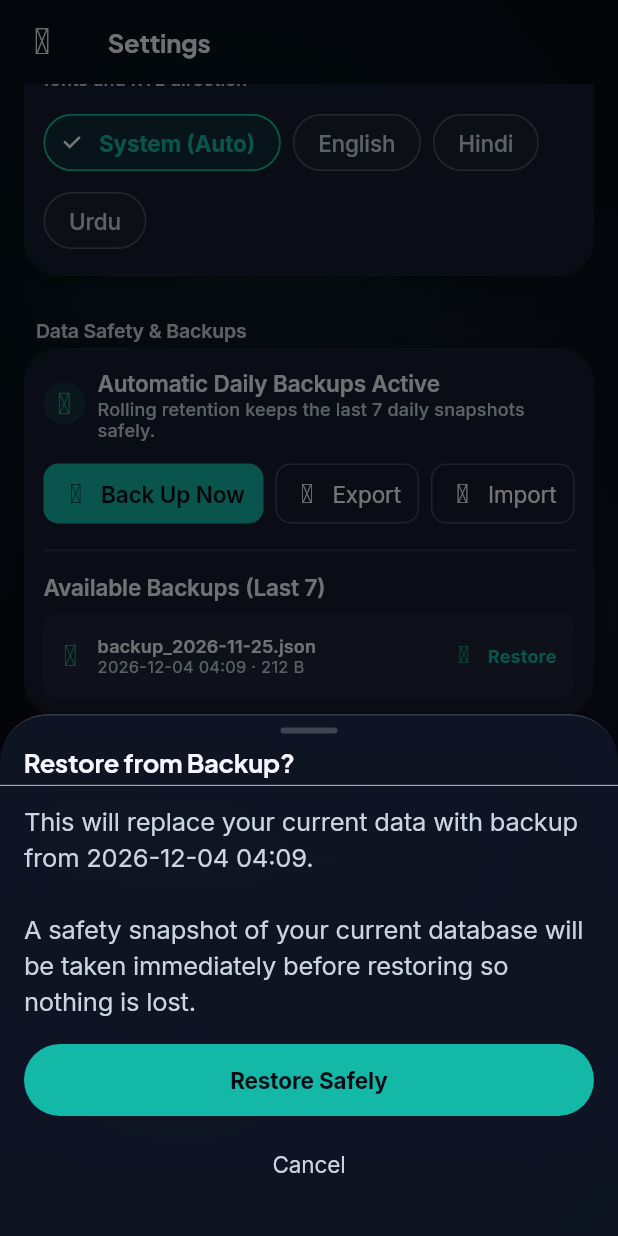
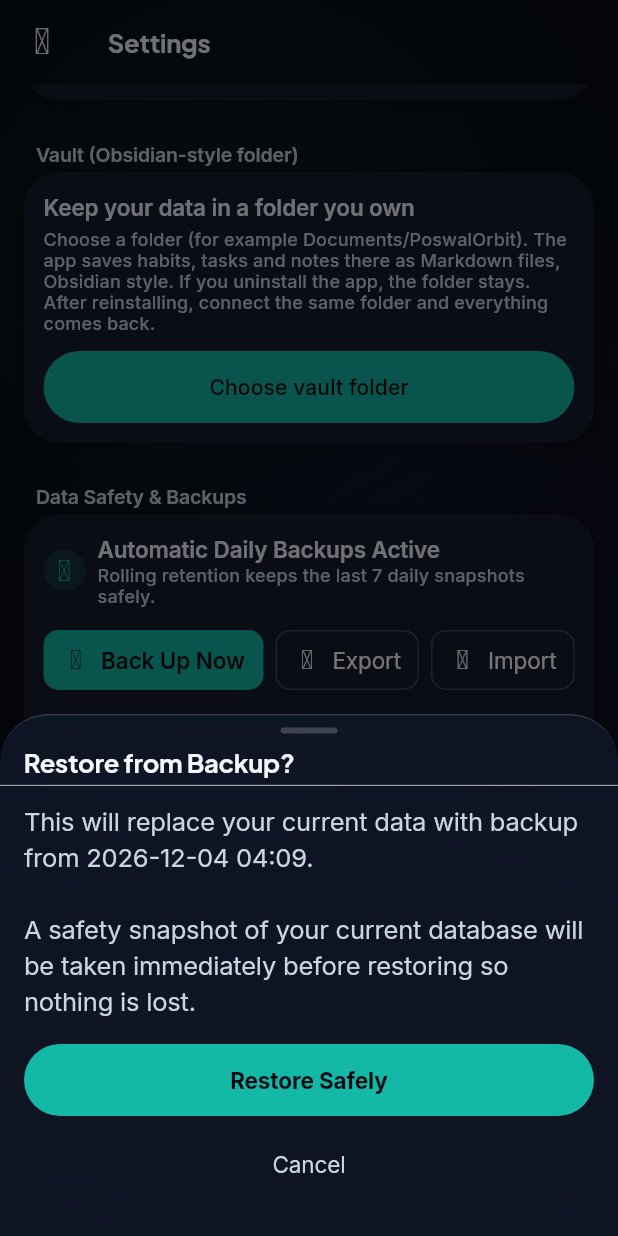
Before and after one commit to officialtofeekposwal/poswal-orbit, a Flutter app: the SettingsScreen screen opened directly, scrolled down 1152 dp, after a tap on "Restore", on a phone screen of 412 x 824 dp. Run offline on Flutter 3.47's test engine with Material 3 defaults, Android fonts, the phone set to English and light mode, and no system bars; our stand-ins replace drift, drift_flutter, flutter_local_notifications, flutter_riverpod, go_router, share_plus and 2 more; missing offline and left inert: home_widget, phosphoricons_flutter; accounts and stored records are empty; generated files the repository leaves out were written again.

Commit message:
feat(vault): settings, onboarding connect, app shell sync

```diff
--- a/lib/features/onboarding/presentation/onboarding_screen.dart
+++ b/lib/features/onboarding/presentation/onboarding_screen.dart
@@ -7,7 +7,9 @@ import 'package:poswal_orbit/core/theme/poswal_tokens.dart';
 import 'package:poswal_orbit/core/widgets/app_glass.dart';
 import 'package:poswal_orbit/core/widgets/aurora_background.dart';
 import 'package:poswal_orbit/core/widgets/poswal_orbit_ring.dart';
+import 'package:poswal_orbit/data/vault/vault_providers.dart';
 import 'package:poswal_orbit/features/onboarding/application/onboarding_providers.dart';
+import 'package:poswal_orbit/features/settings/presentation/vault_flow.dart';
 import 'package:poswal_orbit/l10n/app_localizations.dart';
 
 class OnboardingScreen extends ConsumerStatefulWidget {
@@ -48,6 +50,13 @@ class _OnboardingScreenState extends ConsumerState<OnboardingScreen> {
     ref.read(onboardingCompletedProvider.notifier).completeOnboarding();
   }
 
+  Future<void> _connectVault() async {
+    final connected = await runVaultConnectFlow(context, ref);
+    if (connected && mounted) {
+      await ref.read(onboardingCompletedProvider.notifier).completeOnboarding();
+    }
+  }
+
   @override
   Widget build(BuildContext context) {
     final l10n = AppLocalizations.of(context);
@@ -69,8 +78,21 @@ class _OnboardingScreenState extends ConsumerState<OnboardingScreen> {
                   top: PoswalSpacing.md,
                 ),
                 child: Row(
-                  mainAxisAlignment: MainAxisAlignment.end,
                   children: [
+                    if (vaultSupported)
+                      TextButton.icon(
+                        key: const ValueKey('onboarding_connect_vault_btn'),
+                        onPressed: _connectVault,
+                        icon: const Icon(Icons.folder_open, size: 18, color: PoswalColors.teal),
+                        label: Text(
+                          'Connect existing vault',
+                          style: PoswalText.callout.copyWith(
+                            color: PoswalColors.teal,
+                            fontWeight: FontWeight.w600,
+                          ),
+                        ),
+                      ),
+                    const Spacer(),
                     if (_currentPage < 2)
                       Semantics(
                         button: true,
--- a/lib/features/settings/presentation/settings_screen.dart
+++ b/lib/features/settings/presentation/settings_screen.dart
@@ -10,6 +10,8 @@ import 'package:poswal_orbit/core/widgets/app_sheet.dart';
 import 'package:poswal_orbit/core/widgets/aurora_background.dart';
 import 'package:poswal_orbit/data/services/data_safety_service.dart';
 import 'package:poswal_orbit/data/services/notification_service.dart';
+import 'package:poswal_orbit/data/vault/vault_providers.dart';
+import 'package:poswal_orbit/features/settings/presentation/vault_settings_section.dart';
 import 'package:poswal_orbit/features/today/application/today_providers.dart';
 import 'package:poswal_orbit/domain/models/data_safety_models.dart';
 import 'package:poswal_orbit/features/settings/application/settings_providers.dart';
@@ -50,6 +52,15 @@ class _SettingsScreenState extends ConsumerState<SettingsScreen> {
         duration: const Duration(seconds: 4),
       ),
     );
+  }
+
+  /// "Delete all data" and "Restore backup" wipe the local database. Disconnect the
+  /// vault first so this can never remove the files in the user's vault folder.
+  Future<void> _vaultAfterDestructiveChange() async {
+    final wasConnected = await ref.read(vaultControllerProvider.notifier).disconnectAfterDestructiveChange();
+    if (wasConnected) {
+      _showToast('Vault disconnected for safety. Reconnect it in Settings > Vault. Your vault files were not touched.');
+    }
   }
 
   Future<void> _handleManualBackup() async {
@@ -113,6 +124,7 @@ class _SettingsScreenState extends ConsumerState<SettingsScreen> {
     setState(() => _isRestoring = true);
     try {
       final res = await ref.read(dataSafetyServiceProvider).restoreFromJsonFile(backup.file);
+      await _vaultAfterDestructiveChange();
       ref.invalidate(availableBackupsProvider);
       unawaited(HapticFeedback.heavyImpact());
       _showToast('Restored successfully (${res.habitsCount} habits, ${res.tasksCount} tasks, ${res.notesCount} notes)');
@@ -210,6 +222,7 @@ class _SettingsScreenState extends ConsumerState<SettingsScreen> {
 
     try {
       await ref.read(dataSafetyServiceProvider).deleteAllData();
+      await _vaultAfterDestructiveChange();
       ref.invalidate(availableBackupsProvider);
       unawaited(HapticFeedback.heavyImpact());
       _showToast(l10n?.allDataClearedToast ?? 'All data cleared. Pre-wipe safety snapshot was preserved in backups.');
@@ -344,6 +357,9 @@ class _SettingsScreenState extends ConsumerState<SettingsScreen> {
       final res = preview.format == BackupFormat.csvLoop
           ? await safetyService.importLoopCsv(content)
           : await safetyService.restoreFromJsonString(content);
+      if (preview.format != BackupFormat.csvLoop) {
+        await _vaultAfterDestructiveChange();
+      }
       ref.invalidate(availableBackupsProvider);
       unawaited(HapticFeedback.heavyImpact());
       _showToast(l10n?.importSuccessToast(res.habitsCount, res.tasksCount, res.notesCount) ?? 'Successfully imported ${res.habitsCount} habits, ${res.tasksCount} tasks, ${res.notesCount} notes');
@@ -728,6 +744,8 @@ class _SettingsScreenState extends ConsumerState<SettingsScreen> {
 
             const SizedBox(height: PoswalSpacing.md),
 
+            const VaultSettingsSection(),
+
             // --- SECTION 6: DATA SAFETY & BACKUPS ---
             AppListSection(
               title: l10n?.settingsDataSafety ?? 'Data Safety & Backups',
--- /dev/null
+++ b/lib/features/settings/presentation/vault_flow.dart
@@ -0,0 +1,64 @@
+import 'package:flutter/material.dart';
+import 'package:flutter_riverpod/flutter_riverpod.dart';
+import 'package:poswal_orbit/data/vault/vault_providers.dart';
+
+/// Folder picker -> confirm dialog -> connect + first sync.
+/// Returns true if a vault is connected at the end.
+Future<bool> runVaultConnectFlow(BuildContext context, WidgetRef ref) async {
+  final controller = ref.read(vaultControllerProvider.notifier);
+  final messenger = ScaffoldMessenger.of(context);
+
+  final pick = await controller.pickFolder();
+  if (pick == null) return false;
+  if (!context.mounted) return false;
+
+  final info = pick.inspect;
+  if (info.hasMarker && !info.valid) {
+    messenger.showSnackBar(SnackBar(content: Text(info.error ?? 'This folder cannot be used as a vault.')));
+    return false;
+  }
+
+  final String title;
+  final String body;
+  final String action;
+  if (info.hasMarker) {
+    title = 'Connect existing vault?';
+    body = 'Found a Poswal Orbit vault with ${info.habitFiles} habits, ${info.taskFiles} tasks '
+        'and ${info.noteFiles} notes.\n\n'
+        'The app will load everything from this folder. If an item differs from the app, the vault '
+        'version wins and the app\'s version is saved in .orbit/conflicts.';
+    action = 'Connect';
+  } else if (info.isEmptyFolder) {
+    title = 'Create vault here?';
+    body = 'This folder is empty. The app will create habits/, tasks/, notes/ and .orbit/ and save '
+        'all your current data there as Markdown files.';
+    action = 'Create vault';
+  } else {
+    title = 'Use this folder?';
+    body = 'This folder already has files. The app will only add habits/, tasks/, notes/ and .orbit/ '
+        'and will never change your other files.';
+    action = 'Use folder';
+  }
+
+  final ok = await showDialog<bool>(
+    context: context,
+    builder: (ctx) => AlertDialog(
+      title: Text(title),
+      content: Text(body),
+      actions: [
+        TextButton(onPressed: () => Navigator.pop(ctx, false), child: const Text('Cancel')),
+        FilledButton(onPressed: () => Navigator.pop(ctx, true), child: Text(action)),
+      ],
+    ),
+  );
+  if (ok != true) return false;
+
+  final report = await controller.connect(pick.treeUri);
+  if (report == null) {
+    final msg = ref.read(vaultControllerProvider).message ?? 'Vault connection failed.';
+    messenger.showSnackBar(SnackBar(content: Text(msg)));
+    return false;
+  }
+  messenger.showSnackBar(SnackBar(content: Text('Vault connected. ${report.summary()}')));
+  return true;
+}
--- /dev/null
+++ b/lib/features/settings/presentation/vault_settings_section.dart
@@ -0,0 +1,132 @@
+import 'package:flutter/material.dart';
+import 'package:flutter_riverpod/flutter_riverpod.dart';
+import 'package:intl/intl.dart';
+import 'package:poswal_orbit/core/theme/poswal_tokens.dart';
+import 'package:poswal_orbit/core/widgets/app_list_section.dart';
+import 'package:poswal_orbit/data/vault/vault_providers.dart';
+import 'package:poswal_orbit/features/settings/presentation/vault_flow.dart';
+
+class VaultSettingsSection extends ConsumerWidget {
+  const VaultSettingsSection({super.key});
+
+  @override
+  Widget build(BuildContext context, WidgetRef ref) {
+    if (!vaultSupported) return const SizedBox.shrink();
+    final vault = ref.watch(vaultControllerProvider);
+    if (!vault.loaded) return const SizedBox.shrink();
+
+    final isDark = Theme.of(context).brightness == Brightness.dark;
+    final textPrimary = isDark ? PoswalColors.textOnDark : PoswalColors.textOnLight;
+    final textMuted = isDark ? PoswalColors.textMutedDark : PoswalColors.textMutedLight;
+    final controller = ref.read(vaultControllerProvider.notifier);
+
+    final children = <Widget>[];
+
+    if (vault.connected && vault.treeUri != null) {
+      children.addAll([
+        Text('Vault connected', style: PoswalText.callout.copyWith(color: textPrimary, fontWeight: FontWeight.w600)),
+        const SizedBox(height: PoswalSpacing.xxs),
+        Text(vaultDisplayName(vault.treeUri!), style: PoswalText.caption.copyWith(color: textMuted)),
+        const SizedBox(height: PoswalSpacing.xs),
+        Text(
+          vault.lastSync == null
+              ? 'Not synced yet'
+              : 'Last sync: ${DateFormat('MMM d, HH:mm').format(vault.lastSync!)}',
+          style: PoswalText.caption.copyWith(color: textMuted),
+        ),
+        if (vault.message != null) ...[
+          const SizedBox(height: PoswalSpacing.xxs),
+          Text(vault.message!, style: PoswalText.caption.copyWith(color: textMuted)),
+        ],
+        const SizedBox(height: PoswalSpacing.md),
+        Row(
+          children: [
+            Expanded(
+              child: OutlinedButton(
+                key: const ValueKey('vault_sync_now_btn'),
+                onPressed: vault.busy ? null : controller.syncNow,
+                child: Text(vault.busy ? 'Syncing…' : 'Sync now'),
+              ),
+            ),
+            const SizedBox(width: PoswalSpacing.sm),
+            Expanded(
+              child: TextButton(
+                key: const ValueKey('vault_disconnect_btn'),
+                onPressed: vault.busy ? null : () => _confirmDisconnect(context, controller),
+                child: const Text('Disconnect'),
+              ),
+            ),
+          ],
+        ),
+        const SizedBox(height: PoswalSpacing.xs),
+        Text(
+          'Your habits, tasks and notes are saved as Markdown files in this folder. '
+          'Open it in Obsidian as a vault. Uninstalling the app does not delete this folder.',
+          style: PoswalText.caption.copyWith(color: textMuted),
+        ),
+      ]);
+    } else {
+      children.addAll([
+        Text(
+          vault.needsReconnect ? 'Vault folder needs to be reconnected' : 'Keep your data in a folder you own',
+          style: PoswalText.callout.copyWith(color: textPrimary, fontWeight: FontWeight.w600),
+        ),
+        const SizedBox(height: PoswalSpacing.xs),
+        Text(
+          vault.needsReconnect
+              ? (vault.message ?? 'Access to the folder was lost. Choose it again. Nothing was deleted.')
+              : 'Choose a folder (for example Documents/PoswalOrbit). The app saves habits, tasks and notes '
+                  'there as Markdown files, Obsidian style. If you uninstall the app, the folder stays. '
+                  'After reinstalling, connect the same folder and everything comes back.',
+          style: PoswalText.caption.copyWith(color: textMuted),
+        ),
+        const SizedBox(height: PoswalSpacing.md),
+        FilledButton(
+          key: const ValueKey('vault_choose_btn'),
+          style: FilledButton.styleFrom(
+            minimumSize: const Size.fromHeight(48),
+            backgroundColor: PoswalColors.teal,
+          ),
+          onPressed: vault.busy ? null : () => runVaultConnectFlow(context, ref),
+          child: Text(vault.needsReconnect ? 'Reconnect folder' : 'Choose vault folder'),
+        ),
+      ]);
+    }
+
+    return Column(
+      children: [
+        AppListSection(
+          title: 'Vault (Obsidian-style folder)',
+          children: [
+            Padding(
+              padding: const EdgeInsets.all(PoswalSpacing.md),
+              child: Column(
+                crossAxisAlignment: CrossAxisAlignment.start,
+                children: children,
+              ),
+            ),
+          ],
+        ),
+        const SizedBox(height: PoswalSpacing.md),
+      ],
+    );
+  }
+
+  Future<void> _confirmDisconnect(BuildContext context, VaultController controller) async {
+    final ok = await showDialog<bool>(
+      context: context,
+      builder: (ctx) => AlertDialog(
+        title: const Text('Disconnect vault?'),
+        content: const Text(
+          'The app stops syncing with the folder. The files in the folder are NOT deleted, '
+          'and the data stays in the app. You can connect the folder again anytime.',
+        ),
+        actions: [
+          TextButton(onPressed: () => Navigator.pop(ctx, false), child: const Text('Cancel')),
+          FilledButton(onPressed: () => Navigator.pop(ctx, true), child: const Text('Disconnect')),
+        ],
+      ),
+    );
+    if (ok == true) await controller.disconnect();
+  }
+}
```
Also changed, not shown: lib/features/shell/app_shell.dart (+7 -0 lines), 1 other file.
